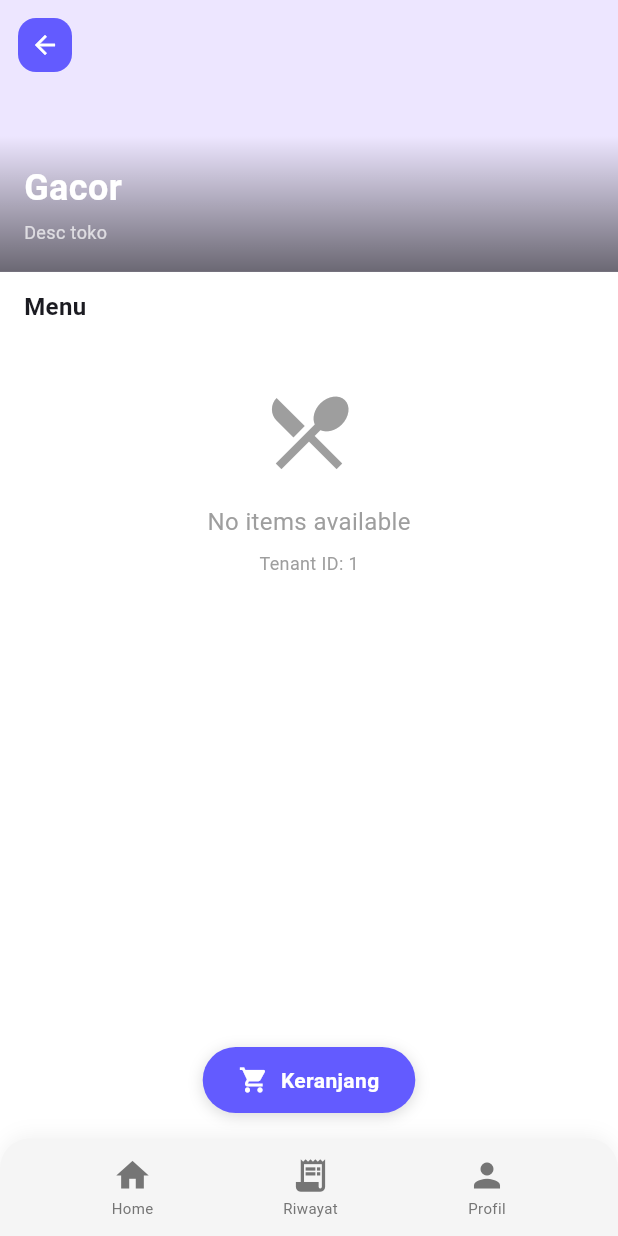
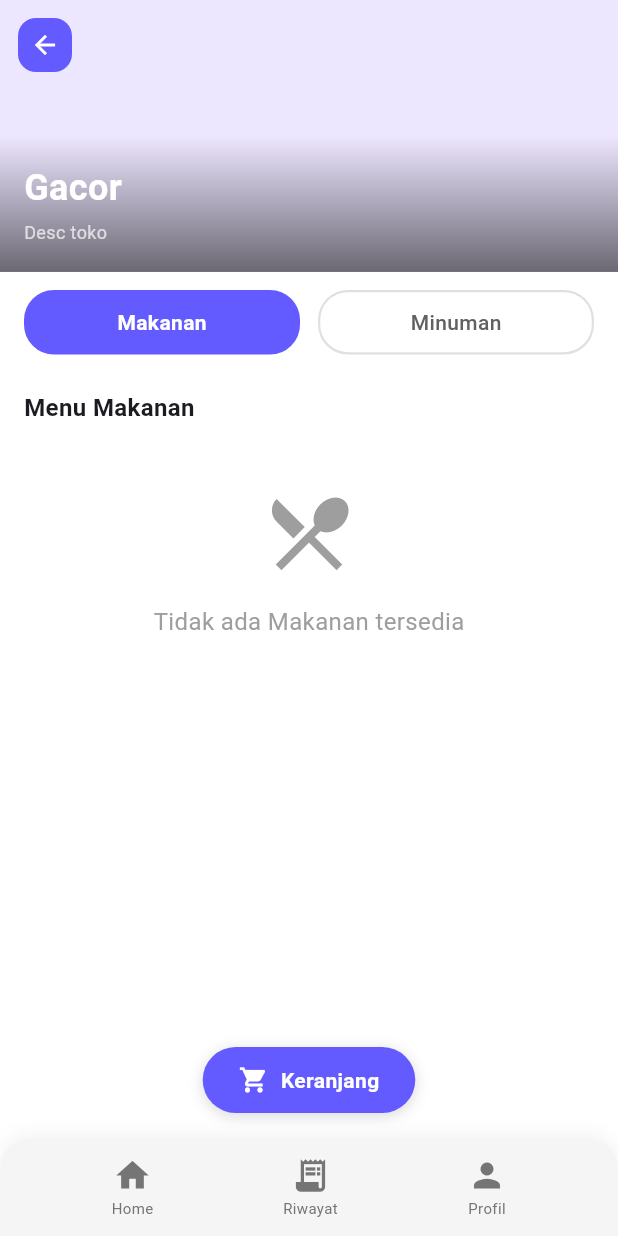
Before and after one commit to rsyafdhil/eato-app, a Flutter app: the PreviewTokoPage screen opened by its route, on a phone screen of 412 x 824 dp. Run offline on Flutter 3.47's test engine with Material 3 defaults, Android fonts, the light colour scheme and no system bars; accounts and stored records are empty; network calls fail.

Commit message:
Adding Category Switch in preview_toko

```diff
--- a/lib/pages/preview_toko_page.dart
+++ b/lib/pages/preview_toko_page.dart
@@ -27,8 +27,10 @@ class _PreviewTokoPageState extends State<PreviewTokoPage> {
   int _selectedIndex = 1;
   bool _alreadyShowAll = false;
   bool _isLoading = true;
-  List<dynamic> menuList = [];
-  List<dynamic> menuToShow = [];
+  String _selectedCategory = 'Makanan'; // Default category
+  List<dynamic> allMenuList = []; // Store all items
+  List<dynamic> filteredMenuList = []; // Store filtered items by category
+  List<dynamic> menuToShow = []; // Items to display (with limit)
   Map<String, dynamic>? tenantData;
   String? errorMessage;
 
@@ -60,8 +62,8 @@ class _PreviewTokoPageState extends State<PreviewTokoPage> {
 
       setState(() {
         tenantData = tenant;
-        menuList = items;
-        menuToShow = items.length > 4 ? items.take(4).toList() : items;
+        allMenuList = items;
+        _filterMenuByCategory();
         _isLoading = false;
       });
     } catch (e) {
@@ -80,6 +82,41 @@ class _PreviewTokoPageState extends State<PreviewTokoPage> {
         ),
       );
     }
+  }
+
+  void _filterMenuByCategory() {
+    print('Filtering by category: $_selectedCategory');
+    print('Total items: ${allMenuList.length}');
+
+    // Filter items based on selected category
+    filteredMenuList = allMenuList.where((item) {
+      // Access the category_name from the category object
+      final categoryObj = item['category'];
+      final categoryName = categoryObj != null
+          ? (categoryObj['category_name']?.toString().toLowerCase() ?? '')
+          : '';
+      final selectedCat = _selectedCategory.toLowerCase();
+
+      print('Item: ${item['item_name']}, Category Name: $categoryName, Match: ${categoryName == selectedCat}');
+
+      return categoryName == selectedCat;
+    }).toList();
+
+    print('Filtered items count: ${filteredMenuList.length}');
+
+    setState(() {
+      _alreadyShowAll = false;
+      menuToShow = filteredMenuList.length > 4
+          ? filteredMenuList.take(4).toList()
+          : filteredMenuList;
+    });
+  }
+
+  void _switchCategory(String category) {
+    setState(() {
+      _selectedCategory = category;
+      _filterMenuByCategory();
+    });
   }
 
   @override
@@ -187,6 +224,30 @@ class _PreviewTokoPageState extends State<PreviewTokoPage> {
                   ),
                 ),
 
+                // CATEGORY TABS
+                Container(
+                  padding: const EdgeInsets.symmetric(horizontal: 16, vertical: 12),
+                  child: Row(
+                    children: [
+                      Expanded(
+                        child: _CategoryTab(
+                          label: 'Makanan',
+                          isSelected: _selectedCategory == 'Makanan',
+                          onTap: () => _switchCategory('Makanan'),
+                        ),
+                      ),
+                      const SizedBox(width: 12),
+                      Expanded(
+                        child: _CategoryTab(
+                          label: 'Minuman',
+                          isSelected: _selectedCategory == 'Minuman',
+                          onTap: () => _switchCategory('Minuman'),
+                        ),
+                      ),
+                    ],
+                  ),
+                ),
+
                 // ISI SCROLLABLE
                 Expanded(
                   child: _isLoading
@@ -232,41 +293,59 @@ class _PreviewTokoPageState extends State<PreviewTokoPage> {
                               child: Column(
                                 crossAxisAlignment: CrossAxisAlignment.start,
                                 children: [
-                                  const Text(
-                                    'Menu',
-                                    style: TextStyle(
+                                  Text(
+                                    'Menu $_selectedCategory',
+                                    style: const TextStyle(
                                       fontSize: 16,
                                       fontWeight: FontWeight.w700,
                                     ),
                                   ),
                                   const SizedBox(height: 8),
 
+                                  // Debug info (remove this in production)
+                                  if (allMenuList.isNotEmpty)
+                                    Padding(
+                                      padding: const EdgeInsets.only(bottom: 8.0),
+                                      child: Text(
+                                        'Total: ${allMenuList.length} | $_selectedCategory: ${filteredMenuList.length}',
+                                        style: const TextStyle(
+                                          fontSize: 10,
+                                          color: Colors.grey,
+                                        ),
+                                      ),
+                                    ),
+
                                   // GRID MENU
-                                  menuList.isEmpty
+                                  filteredMenuList.isEmpty
                                       ? Center(
                                           child: Padding(
                                             padding: const EdgeInsets.all(32.0),
                                             child: Column(
                                               children: [
-                                                const Icon(
-                                                  Icons.restaurant_menu,
+                                                Icon(
+                                                  _selectedCategory == 'Makanan'
+                                                      ? Icons.restaurant_menu
+                                                      : Icons.local_cafe,
                                                   size: 64,
                                                   color: Colors.grey,
                                                 ),
                                                 const SizedBox(height: 16),
-                                                const Text(
-                                                  'No items available',
-                                                  style: TextStyle(
+                                                Text(
+                                                  'Tidak ada $_selectedCategory tersedia',
+                                                  style: const TextStyle(
                                                     fontSize: 16,
                                                     color: Colors.grey,
                                                   ),
                                                 ),
-                                                const SizedBox(height: 8),
-                                                Text(
-                                                  'Tenant ID: ${widget.tenantId}',
-                                                  style: const TextStyle(
+                                                if (allMenuList.isNotEmpty)
+                                                  Padding(
+                                                    padding: const EdgeInsets.only(top: 8.0),
+                                                    child: Text(
+                                                      'Coba kategori lain',
+                                                      style: TextStyle(
                                                         fontSize: 12,
-                                                    color: Colors.grey,
+                                                        color: Colors.grey.shade600,
+                                                      ),
                                                     ),
                                                   ),
                                               ],
@@ -294,7 +373,7 @@ class _PreviewTokoPageState extends State<PreviewTokoPage> {
                                   const SizedBox(height: 12),
 
                                   // TOMBOL LIHAT SEMUA
-                                  if (!_alreadyShowAll && menuList.length > 4)
+                                  if (!_alreadyShowAll && filteredMenuList.length > 4)
                                     SizedBox(
                                       width: double.infinity,
                                       height: 42,
@@ -309,7 +388,7 @@ class _PreviewTokoPageState extends State<PreviewTokoPage> {
                                         ),
                                         onPressed: () {
                                           setState(() {
-                                            menuToShow = List.from(menuList);
+                                            menuToShow = List.from(filteredMenuList);
                                             _alreadyShowAll = true;
                                           });
                                         },
@@ -340,14 +419,12 @@ class _PreviewTokoPageState extends State<PreviewTokoPage> {
                 child: GestureDetector(
                   onTap: () {
                     if (cartItemCount > 0) {
-                      // Navigate to checkout page
                       Navigator.push(
                         context,
                         MaterialPageRoute(
                           builder: (_) => const CheckoutPage(),
                         ),
                       ).then((_) {
-                        // Refresh the page when returning from checkout
                         setState(() {});
                       });
                     } else {
@@ -386,7 +463,6 @@ class _PreviewTokoPageState extends State<PreviewTokoPage> {
                               color: Colors.white,
                               size: 20,
                             ),
-                            // Badge for cart count
                             if (cartItemCount > 0)
                               Positioned(
                                 right: -8,
@@ -503,14 +579,12 @@ Widget _buildMenuItem(Map<String, dynamic> item) {
 
     return InkWell(
       onTap: () {
-      // GO TO FOOD DETAIL
         Navigator.push(
           context,
           MaterialPageRoute(
             builder: (context) => FoodDetailPage(itemId: itemId),
           ),
         ).then((_) {
-        // Refresh when returning from detail page
           setState(() {});
         });
       },
@@ -524,7 +598,6 @@ Widget _buildMenuItem(Map<String, dynamic> item) {
         child: Column(
           crossAxisAlignment: CrossAxisAlignment.start,
           children: [
-          // IMAGE
             Stack(
               children: [
                 Container(
@@ -552,7 +625,6 @@ Widget _buildMenuItem(Map<String, dynamic> item) {
                         )
                       : null,
                 ),
-              // FAVORITE BUTTON
                 Positioned(
                   top: 8,
                   right: 8,
@@ -602,7 +674,7 @@ Widget _buildMenuItem(Map<String, dynamic> item) {
                                 ),
                               );
                             }
-                    setState(() {}); // Refresh UI
+                            setState(() {});
                           } catch (e) {
                             ScaffoldMessenger.of(context).showSnackBar(
                               SnackBar(content: Text('Error: $e')),
@@ -628,7 +700,6 @@ Widget _buildMenuItem(Map<String, dynamic> item) {
               ],
             ),
 
-          // INFO
             Padding(
               padding: const EdgeInsets.all(8.0),
               child: Column(
@@ -643,9 +714,7 @@ Widget _buildMenuItem(Map<String, dynamic> item) {
                     maxLines: 1,
                     overflow: TextOverflow.ellipsis,
                   ),
-
                   const SizedBox(height: 2),
-
                   Text(
                     'Rp $price',
                     style: const TextStyle(
@@ -654,17 +723,14 @@ Widget _buildMenuItem(Map<String, dynamic> item) {
                       fontWeight: FontWeight.bold,
                     ),
                   ),
-
                   const SizedBox(height: 8),
-
-                // ADD TO CART BUTTON
                   SizedBox(
                     width: double.infinity,
                     height: 32,
                     child: ElevatedButton(
                       onPressed: () {
                         _cartManager.addToCart(itemIdStr, itemName, price);
-                      setState(() {}); // Refresh to update cart count
+                        setState(() {});
 
                         ScaffoldMessenger.of(context).showSnackBar(
                           SnackBar(
@@ -708,6 +774,47 @@ Widget _buildMenuItem(Map<String, dynamic> item) {
               ),
             ),
           ],
+        ),
+      ),
+    );
+  }
+}
+
+// Category Tab Widget
+class _CategoryTab extends StatelessWidget {
+  final String label;
+  final bool isSelected;
+  final VoidCallback onTap;
+
+  const _CategoryTab({
+    required this.label,
+    required this.isSelected,
+    required this.onTap,
+  });
+
+  @override
+  Widget build(BuildContext context) {
+    return GestureDetector(
+      onTap: onTap,
+      child: Container(
+        padding: const EdgeInsets.symmetric(vertical: 10),
+        decoration: BoxDecoration(
+          color: isSelected ? const Color(0xFF635BFF) : Colors.white,
+          borderRadius: BorderRadius.circular(20),
+          border: Border.all(
+            color: isSelected ? const Color(0xFF635BFF) : Colors.grey.shade300,
+            width: 1.5,
+          ),
+        ),
+        child: Center(
+          child: Text(
+            label,
+            style: TextStyle(
+              color: isSelected ? Colors.white : Colors.grey.shade700,
+              fontWeight: isSelected ? FontWeight.w600 : FontWeight.w500,
+              fontSize: 14,
+            ),
+          ),
         ),
       ),
     );
```
Lines whose indentation alone changed are shown as unchanged.
